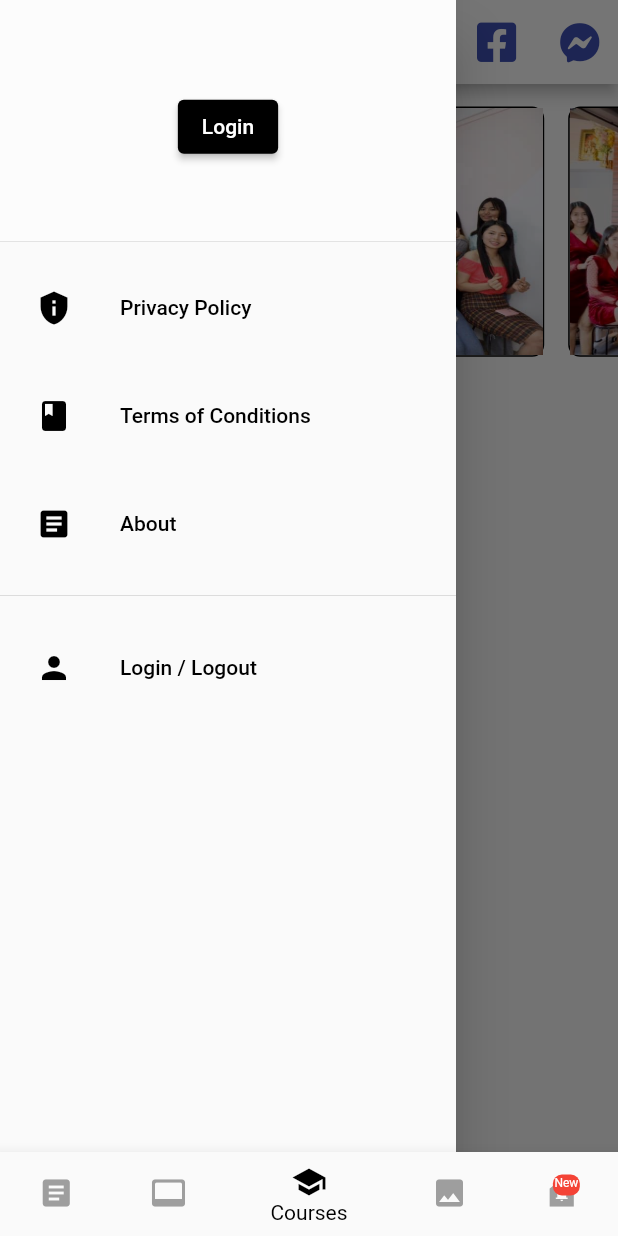
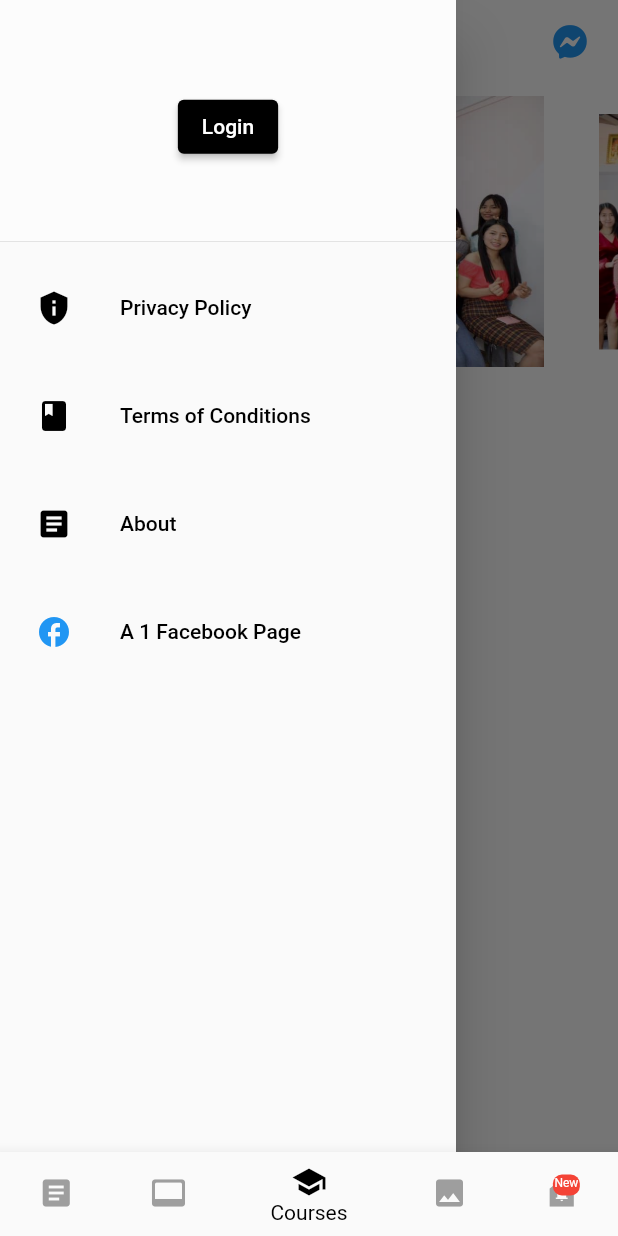
Before and after one commit to gracefashion/user, a Flutter app: the screen it shows after launch, with the side drawer open, on a phone screen of 412 x 824 dp. Run offline on Flutter 3.47's test engine with Material 2 defaults, Android fonts, the phone set to English and light mode, and no system bars; drawn by our look-alikes of carousel_slider; our stand-ins replace better_player, cloud_firestore, dio, firebase_core, firebase_messaging, firebase_storage and 7 more; missing offline and left inert: auto_orientation, flutter_inappwebview; accounts and stored records are empty; network calls fail.

Commit message:
final user app

```diff
--- a/lib/bottom_nav/post.dart
+++ b/lib/bottom_nav/post.dart
@@ -23,7 +23,9 @@ class _PostState extends State<Post> {
   @override
   Widget build(BuildContext context) {
     return Scaffold(
+      backgroundColor: Colors.white,
       appBar: AppBar(
+        elevation: 0,
         iconTheme: const IconThemeData(color: Colors.black),
         backgroundColor: Colors.white,
         title: Text(widget.title, style: const TextStyle(fontSize: 14.0, fontWeight: FontWeight.bold,
--- a/lib/data/constant.dart
+++ b/lib/data/constant.dart
@@ -6,7 +6,7 @@ final String appName = "A 1 Online Learning Center";
 // development server http://192.168.1.2:8000
 // http://127.0.0.1:8000/
 //final String backendApiServer = 'http://13.213.196.157:8000';
-final String backendApiServer = 'http://3.7.94.137:8000';
+final String backendApiServer = 'http://15.237.152.15:8000';
 final String apiVersion = backendApiServer + '';
 final String loginEndpoint = apiVersion + '/api/token/';
 final String courseEndpoint = apiVersion + '/courses/';
--- a/lib/main.dart
+++ b/lib/main.dart
@@ -16,7 +16,6 @@ import 'package:kzn/ui/routes/subscription_check_route.dart';
 import 'package:kzn/ui/routes/subscription_route.dart';
 import 'package:kzn/ui/routes/tnc_route.dart';
 import 'package:provider/provider.dart';
-
 import 'controller/main_controller.dart';
 import 'ui/routes/enroll_form_route.dart';
 
--- a/lib/ui/components/combine/app_drawer.dart
+++ b/lib/ui/components/combine/app_drawer.dart
@@ -4,6 +4,9 @@ import 'package:kzn/ui/routes/about_route.dart';
 import 'package:kzn/ui/routes/login_route.dart';
 import 'package:kzn/ui/routes/privacy-policy.dart';
 import 'package:kzn/ui/routes/tnc_route.dart';
+
+import '../../../data/constant.dart';
+import '../../../utils/open_facebook.dart';
 
 class AppDrawer extends StatelessWidget {
   @override
@@ -59,7 +62,7 @@ class AppDrawer extends StatelessWidget {
             ),
           ),
           Container(
-            margin: EdgeInsets.only(top: 8, left: 8, right: 8, bottom: 12),
+            margin: EdgeInsets.all(8),
             child: ListTile(
               leading: Icon(Icons.article, color: Colors.black),
               title: Text('About', style: TextStyle(color: Colors.black),),
@@ -73,19 +76,13 @@ class AppDrawer extends StatelessWidget {
             ),
           ),
 
-          Divider(),
-
           Container(
-            margin: EdgeInsets.only(top: 12, left: 8, right: 8),
+            margin: EdgeInsets.all(8),
             child: ListTile(
-              leading: Icon(Icons.person, color: Colors.black),
-              title: Text('Login / Logout', style: TextStyle(color: Colors.black)),
+              leading: Icon(Icons.facebook, color: Colors.blue),
+              title: Text('A 1 Facebook Page', style: TextStyle(color: Colors.black)),
               onTap: () {
-                // Update the state of the app
-                // ...
-                // Then close the drawer
-                Navigator.pop(context);
-                Navigator.pushReplacementNamed(context, LoginRoute.routeName);
+                OpenFacebook.open(fbProtocolUrl, fallbackUrl);
               },
             ),
           ),
--- a/lib/ui/components/combine/course_list.dart
+++ b/lib/ui/components/combine/course_list.dart
@@ -8,12 +8,13 @@ class CourseList extends StatelessWidget {
   @override
   Widget build(BuildContext context) {
     return GridView.builder(
-        padding: const EdgeInsets.only(top: 0, bottom: 20, left: 5, right: 5),
+        padding: const EdgeInsets.only(bottom: 10, left: 5, right: 5),
         shrinkWrap: true,
         gridDelegate: SliverGridDelegateWithFixedCrossAxisCount (crossAxisCount: 2),
         physics: BouncingScrollPhysics(),
         itemBuilder: (context, index) => Card(
-            elevation: 5,
+            margin: EdgeInsets.symmetric(vertical: 10, horizontal: 10),
+            elevation: 7,
             child: CourseThumb(course: courses[index])),
         itemCount: courses.length
     );
--- a/lib/ui/components/combine/intro_slider.dart
+++ b/lib/ui/components/combine/intro_slider.dart
@@ -17,19 +17,16 @@ class IntroSlider extends StatelessWidget {
       //color: Colors.blueAccent,
       child: CarouselSlider(
           options: CarouselOptions(
+            autoPlayCurve: Curves.fastOutSlowIn,
+            enlargeCenterPage: true,
             autoPlay: true,
             initialPage: 2,
-            height: 28.125 * 6.5,
+            height: 28.125 * 8,
             enableInfiniteScroll: true,
           ),
           items: List.generate(photos.length, (index) => Padding(
             padding: const EdgeInsets.all(8.0),
             child: Container(
-              width: 450,
-              decoration: BoxDecoration(
-                  border: Border.all(width: 1.0),
-                  borderRadius: BorderRadius.circular(8.0)
-              ),
               child: IntroSliderItem(photo:photos[index]),
             ),
           ))
--- a/lib/ui/components/single/course_thumb.dart
+++ b/lib/ui/components/single/course_thumb.dart
@@ -21,8 +21,10 @@ class CourseThumb extends StatelessWidget {
       child: Container(
         height: 200,
         // padding: EdgeInsets.all(8.0),
-        margin: EdgeInsets.all(8.0),
+        // margin: EdgeInsets.all(8.0),
         // color: Colors.yellow,
+        child: Padding(
+          padding: const EdgeInsets.all(0),
           child: Stack(
             alignment: Alignment.center,
             children: [
@@ -42,6 +44,7 @@ class CourseThumb extends StatelessWidget {
             ],
           ),
         ),
+      ),
     );
   }
 
--- a/lib/ui/routes/enroll_form_route.dart
+++ b/lib/ui/routes/enroll_form_route.dart
@@ -36,7 +36,7 @@ class _EnrollFormRouteState extends State<EnrollFormRoute> {
         elevation: 0,
         iconTheme: IconThemeData(color: Colors.black),
         backgroundColor: Colors.white,
-        title: Text("Enroll Your Desire Courses",
+        title: Text("သင်တန်း အပ်ရန်",
             style: TextStyle(
                 fontWeight: FontWeight.w700,
                 fontSize: 16.0,
--- a/lib/ui/routes/login_route.dart
+++ b/lib/ui/routes/login_route.dart
@@ -39,6 +39,9 @@ class _LoginRouteState extends State<LoginRoute>
     return Scaffold(
       backgroundColor: Colors.white,
       appBar: AppBar(
+        leading: BackButton(
+            color: Colors.black
+        ),
         elevation: 0,
         iconTheme: const IconThemeData(color: Colors.black),
         backgroundColor: Colors.white,
@@ -57,7 +60,7 @@ class _LoginRouteState extends State<LoginRoute>
                     child: Padding(
                       padding: const EdgeInsets.only(top: 10, bottom: 40),
                       child: ClipRRect(
-                        borderRadius: BorderRadius.circular(20),
+                        borderRadius: BorderRadius.circular(10),
                         child: Image(
                           image: AssetImage('assets/images/appicon.png'),
                           fit: BoxFit.fitHeight,
--- a/lib/ui/routes/main_route.dart
+++ b/lib/ui/routes/main_route.dart
@@ -44,44 +44,47 @@ class _MainRouteState extends State<MainRoute> {
   Widget build(BuildContext context) {
     return SafeArea(
       child: Scaffold(
+        backgroundColor: Colors.white,
         appBar: AppBar(
+          elevation: 0,
             iconTheme: IconThemeData(color: Colors.black),
             backgroundColor: Colors.white,
             title: Text("A 1 Online Learning Center",
-                style: TextStyle(fontSize: 16.0, color: Colors.black)),
+
+                style: TextStyle(fontSize: 16.0, color: Colors.black,
+                  letterSpacing: 1,
+                  wordSpacing: 2,
+                )),
             actions: [
-              SizedBox(
-                width: 55,
-                child: ElevatedButton(
-                  style: ButtonStyle(
-                    alignment: Alignment.center,
-                    backgroundColor: MaterialStateProperty.all(Colors.white),
-                    elevation: MaterialStateProperty.resolveWith<double>(
-                      // As you said you dont need elevation. I'm returning 0 in both case
-                          (Set<MaterialState> states) {
-                        if (states.contains(MaterialState.disabled)) {
-                          return 0;
-                        }
-                        return 0; // Defer to the widget's default.
-                      },
-                    ),
-                  ),
-                  onPressed: () {
-                    //Navigator.pushNamed(context, OTPScreen.routeName);
-                    // print("Contact to Admin onPressed");
-                    OpenFacebook.open(fbProtocolUrl, fallbackUrl);
-                  },
-                  child: FaIcon(
-                    FontAwesomeIcons.facebookSquare,
-                    color: Colors.indigo,
-                    size: 30,
-                  ),
-                ),
-              ),
+              // SizedBox(
+              //   width: 50,
+              //   child: ElevatedButton(
+              //     style: ButtonStyle(
+              //       alignment: Alignment.center,
+              //       backgroundColor: MaterialStateProperty.all(Colors.white),
+              //       elevation: MaterialStateProperty.resolveWith<double>(
+              //         // As you said you dont need elevation. I'm returning 0 in both case
+              //             (Set<MaterialState> states) {
+              //           if (states.contains(MaterialState.disabled)) {
+              //             return 0;
+              //           }
+              //           return 0; // Defer to the widget's default.
+              //         },
+              //       ),
+              //     ),
+              //     onPressed: () {
+              //       OpenFacebook.open(fbProtocolUrl, fallbackUrl);
+              //     },
+              //     child: FaIcon(
+              //       FontAwesomeIcons.facebookSquare,
+              //       color: Colors.indigo,
+              //       size: 30,
+              //     ),
+              //   ),
+              // ),
 
 
               SizedBox(
-                width: 55,
                 child: ElevatedButton(
                   style: ButtonStyle(
                     alignment: Alignment.center,
@@ -105,8 +108,8 @@ class _MainRouteState extends State<MainRoute> {
                   },
                   child: FaIcon(
                     FontAwesomeIcons.facebookMessenger,
-                    color: Colors.indigo,
-                    size: 27,
+                    color: Colors.blue,
+                    size: 23,
                   ),
                 ),
               ),
```
Also changed, not shown: lib/bottom_nav/blog.dart (+13 -6 lines), lib/bottom_nav/newclass.dart (+16 -7 lines), lib/ui/components/single/course_thumb_img.dart (+12 -7 lines). Lines whose indentation alone changed are shown as unchanged.
